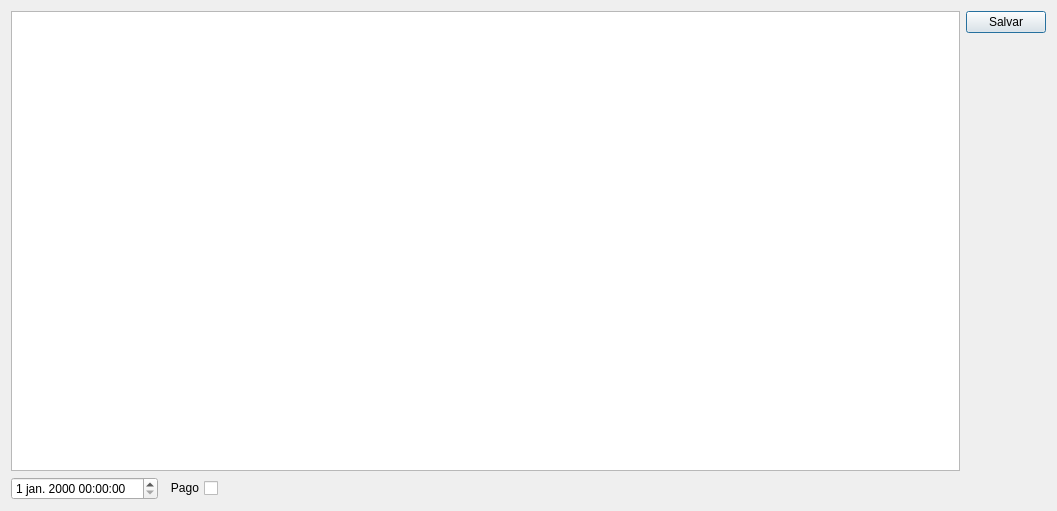
This is ui/contasapagar.ui in lellisls/ERP-STACCATO as Qt 5 draws it before an edit. The edited form follows.
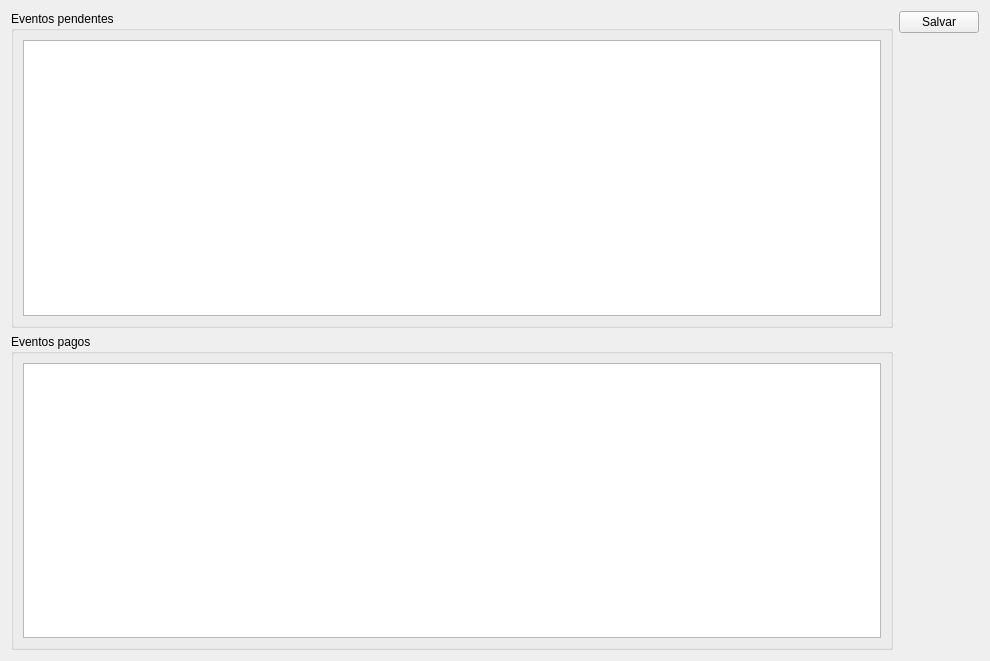
This is the edited form. Custom widgets are drawn as their Qt base class.

What changed in the file:
```diff
--- a/ui/contasapagar.ui
+++ b/ui/contasapagar.ui
@@ -6,8 +6,8 @@
    <rect>
     <x>0</x>
     <y>0</y>
-    <width>1057</width>
-    <height>511</height>
+    <width>990</width>
+    <height>661</height>
    </rect>
   </property>
   <property name="windowTitle">
@@ -17,11 +17,42 @@
    <locale language="Portuguese" country="Brazil"/>
   </property>
   <layout class="QGridLayout" name="gridLayout_2">
+   <item row="2" column="0">
+    <widget class="QGroupBox" name="groupBox">
+     <property name="title">
+      <string>Eventos pagos</string>
+     </property>
+     <layout class="QGridLayout" name="gridLayout_3">
+      <item row="0" column="0">
+       <widget class="TableView" name="table_2">
+        <property name="mouseTracking">
+         <bool>true</bool>
+        </property>
+        <property name="editTriggers">
+         <set>QAbstractItemView::NoEditTriggers</set>
+        </property>
+        <property name="selectionBehavior">
+         <enum>QAbstractItemView::SelectRows</enum>
+        </property>
+       </widget>
+      </item>
+     </layout>
+    </widget>
+   </item>
    <item row="0" column="0">
-    <widget class="QTableView" name="table">
-     <property name="mouseTracking">
-      <bool>true</bool>
+    <widget class="QGroupBox" name="groupBox_2">
+     <property name="title">
+      <string>Eventos pendentes</string>
      </property>
+     <layout class="QGridLayout" name="gridLayout">
+      <item row="0" column="0">
+       <widget class="TableView" name="table">
+        <property name="mouseTracking">
+         <bool>true</bool>
+        </property>
+       </widget>
+      </item>
+     </layout>
     </widget>
    </item>
    <item row="0" column="1">
@@ -31,6 +62,9 @@
        <property name="text">
         <string>Salvar</string>
        </property>
+       <property name="autoDefault">
+        <bool>false</bool>
+       </property>
       </widget>
      </item>
      <item>
@@ -48,42 +82,15 @@
      </item>
     </layout>
    </item>
-   <item row="1" column="0">
-    <layout class="QGridLayout" name="gridLayout">
-     <item row="0" column="1">
-      <widget class="QCheckBox" name="checkBoxPago">
-       <property name="layoutDirection">
-        <enum>Qt::RightToLeft</enum>
-       </property>
-       <property name="text">
-        <string>Pago</string>
-       </property>
-      </widget>
-     </item>
-     <item row="0" column="0">
-      <widget class="QDateTimeEdit" name="dateTimeEdit">
-       <property name="layoutDirection">
-        <enum>Qt::LeftToRight</enum>
-       </property>
-      </widget>
-     </item>
-     <item row="0" column="2">
-      <spacer name="horizontalSpacer">
-       <property name="orientation">
-        <enum>Qt::Horizontal</enum>
-       </property>
-       <property name="sizeHint" stdset="0">
-        <size>
-         <width>40</width>
-         <height>20</height>
-        </size>
-       </property>
-      </spacer>
-     </item>
-    </layout>
-   </item>
   </layout>
  </widget>
+ <customwidgets>
+  <customwidget>
+   <class>TableView</class>
+   <extends>QTableView</extends>
+   <header>src/tableview.h</header>
+  </customwidget>
+ </customwidgets>
  <tabstops>
   <tabstop>table</tabstop>
   <tabstop>dateTimeEdit</tabstop>
```
Left out of the diff: 3 changed lines with no effect on the pictures.
